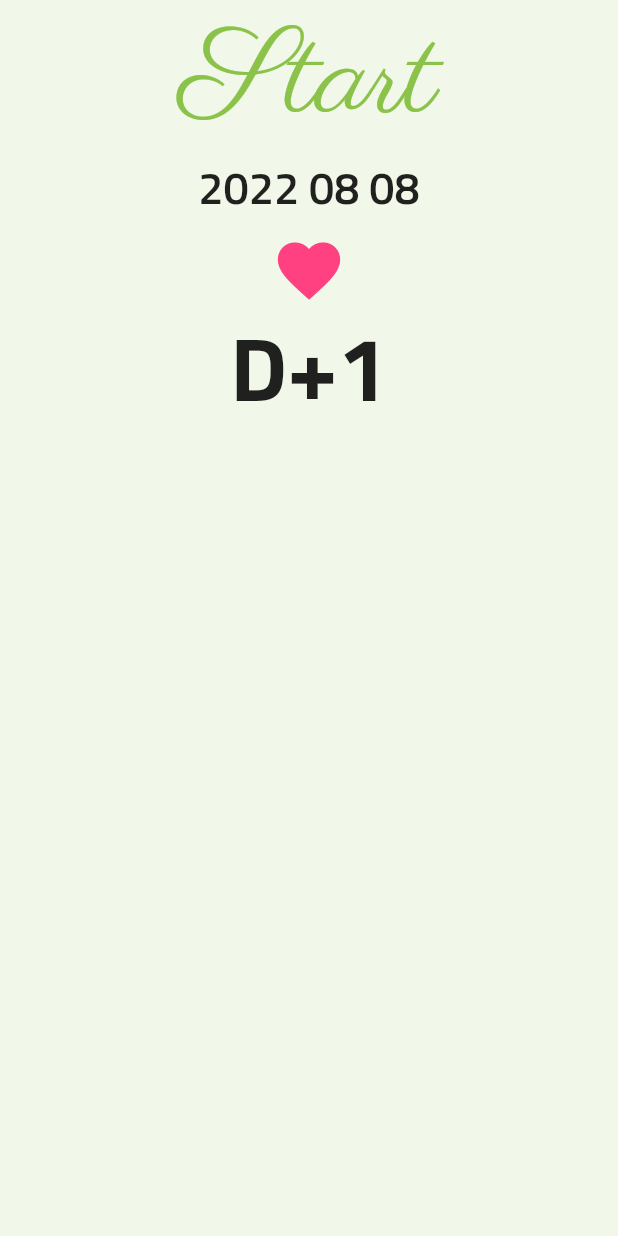
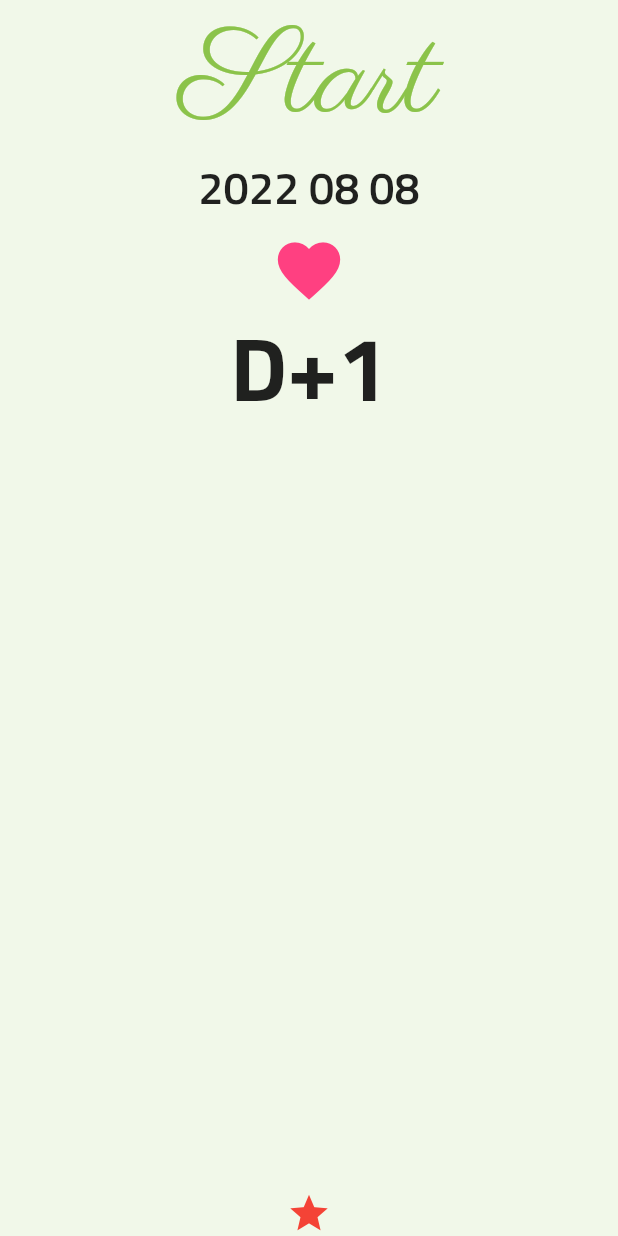
Before and after one commit to leeseongwon95/d_day_app, a Flutter app: the screen it shows after launch, on a phone screen of 412 x 824 dp. Run offline on Flutter 3.47's test engine with Material 2 defaults, Android fonts, the phone set to English and light mode, and no system bars.

```diff
--- a/lib/screen/home_screen.dart
+++ b/lib/screen/home_screen.dart
@@ -18,6 +18,7 @@ class _HomeScreenState extends State<HomeScreen> {
           child: Column(
             children: [
               _TopPart(),
+              _BottomPart(),
             ],
           ),
         ),
@@ -31,7 +32,8 @@ class _TopPart extends StatelessWidget {
 
   @override
   Widget build(BuildContext context) {
-    return Column(
+    return Expanded(
+      child: Column(
         children: [
           Text('Start', style: TextStyle(
               color: Colors.lightGreen,
@@ -55,6 +57,16 @@ class _TopPart extends StatelessWidget {
               fontSize: 60
           ),)
         ],
+      ),
     );
   }
 }
+
+class _BottomPart extends StatelessWidget {
+  const _BottomPart({Key? key}) : super(key: key);
+
+  @override
+  Widget build(BuildContext context) {
+    return Icon(Icons.star, size: 30,color: Colors.red,);
+  }
+}
```
Lines whose indentation alone changed are shown as unchanged.
